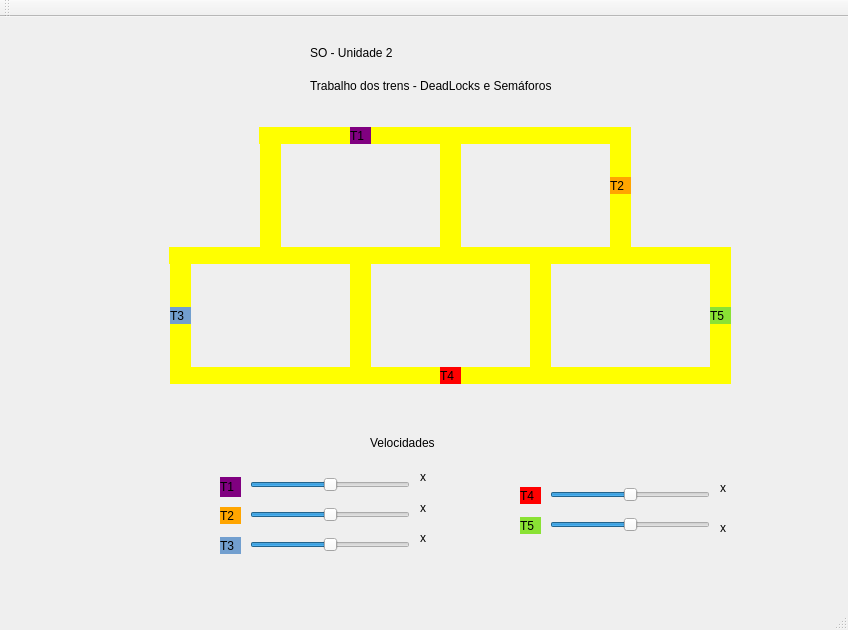
Above: mainwindow.ui from TwoDotS2/s_o-trabalho_02-trens before the change. Below: the same form after it.
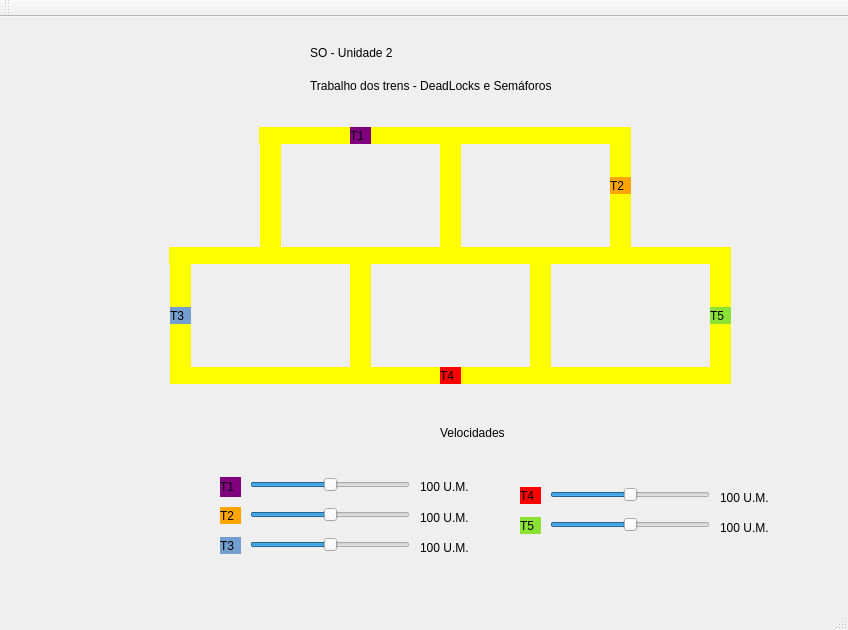
That is the form after the change.

Commit message: Alteração nos sliders (zero não funciona)

What changed in the file:
```diff
--- a/mainwindow.ui
+++ b/mainwindow.ui
@@ -384,8 +384,8 @@
    <widget class="QLabel" name="titulo_velocidade">
     <property name="geometry">
      <rect>
-      <x>370</x>
-      <y>410</y>
+      <x>440</x>
+      <y>400</y>
       <width>141</width>
       <height>31</height>
      </rect>
@@ -567,8 +567,8 @@
     <property name="geometry">
      <rect>
       <x>420</x>
-      <y>450</y>
-      <width>16</width>
+      <y>460</y>
+      <width>71</width>
       <height>20</height>
      </rect>
     </property>
@@ -576,15 +576,15 @@
      <string notr="true"/>
     </property>
     <property name="text">
-     <string>x</string>
+     <string>100 U.M.</string>
     </property>
    </widget>
    <widget class="QLabel" name="label_vel_trem2">
     <property name="geometry">
      <rect>
       <x>420</x>
-      <y>480</y>
-      <width>16</width>
+      <y>490</y>
+      <width>71</width>
       <height>21</height>
      </rect>
     </property>
@@ -592,15 +592,15 @@
      <string notr="true"/>
     </property>
     <property name="text">
-     <string>x</string>
+     <string>100 U.M.</string>
     </property>
    </widget>
    <widget class="QLabel" name="label_vel_trem3">
     <property name="geometry">
      <rect>
       <x>420</x>
-      <y>510</y>
-      <width>16</width>
+      <y>520</y>
+      <width>61</width>
       <height>21</height>
      </rect>
     </property>
@@ -608,15 +608,15 @@
      <string notr="true"/>
     </property>
     <property name="text">
-     <string>x</string>
+     <string>100 U.M.</string>
     </property>
    </widget>
    <widget class="QLabel" name="label_vel_trem4">
     <property name="geometry">
      <rect>
       <x>720</x>
-      <y>460</y>
-      <width>16</width>
+      <y>470</y>
+      <width>71</width>
       <height>21</height>
      </rect>
     </property>
@@ -624,7 +624,7 @@
      <string notr="true"/>
     </property>
     <property name="text">
-     <string>x</string>
+     <string>100 U.M.</string>
     </property>
    </widget>
    <widget class="QLabel" name="label_vel_trem5">
@@ -632,7 +632,7 @@
      <rect>
       <x>720</x>
       <y>500</y>
-      <width>16</width>
+      <width>71</width>
       <height>21</height>
      </rect>
     </property>
@@ -640,7 +640,7 @@
      <string notr="true"/>
     </property>
     <property name="text">
-     <string>x</string>
+     <string>100 U.M.</string>
     </property>
    </widget>
    <zorder>label_trilho_horizontal_1</zorder>
```
Left out of the diff: 12 changed lines with no effect on the pictures. The commit also changes 3 other files.
